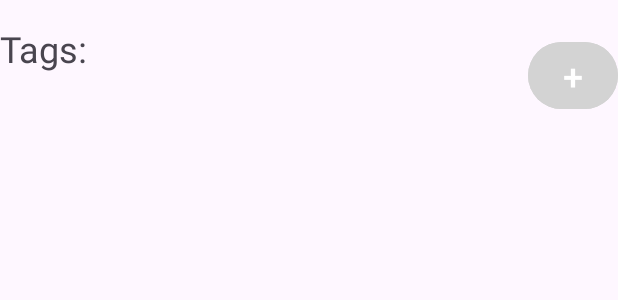
After one commit to hod25/Cellular-Project, an Android app: the layout fragment_tagslist.xml on its own in the app's theme, with its tools: preview values and no code run, on a phone screen of 412 x 824 dp. The commit adds this screen. Shown: the top 300 px of the screen. Run offline under Robolectric (Android 15) with nearby library versions, the phone set to English and light mode, and no system bars.

Commit message:
tag fragment

```diff
--- a/app/src/main/res/drawable/text_fields.xml
+++ b/app/src/main/res/drawable/text_fields.xml
@@ -1,5 +1,5 @@
 <?xml version="1.0" encoding="utf-8"?>
 <shape xmlns:android="http://schemas.android.com/apk/res/android">
-    <solid android:color="@color/green"/>
+    <solid android:color="@color/title"/>
     <corners android:radius="16dp"/>
 </shape>
--- a/app/src/main/res/layout/fragment_register.xml
+++ b/app/src/main/res/layout/fragment_register.xml
@@ -35,7 +35,7 @@
             android:shadowDy="4"
             android:shadowRadius="1.6"
             android:text="@string/register"
-            android:textColor="@color/title"
+            android:textColor="@color/green"
             android:textSize="48sp"
             android:textStyle="bold" />
         <LinearLayout
--- /dev/null
+++ b/app/src/main/res/layout/fragment_tagslist.xml
@@ -0,0 +1,73 @@
+<?xml version="1.0" encoding="utf-8"?>
+<androidx.constraintlayout.widget.ConstraintLayout xmlns:android="http://schemas.android.com/apk/res/android"
+    xmlns:app="http://schemas.android.com/apk/res-auto"
+    android:layout_width="match_parent"
+    android:layout_height="match_parent">
+
+    <androidx.constraintlayout.widget.ConstraintLayout
+        android:layout_width="match_parent"
+        android:layout_height="match_parent">
+
+        <TextView
+            android:id="@+id/tagsTitle"
+            android:layout_width="wrap_content"
+            android:layout_height="wrap_content"
+            android:layout_marginTop="16dp"
+            android:text="@string/tags"
+            android:textSize="24sp"
+            app:layout_constraintStart_toStartOf="parent"
+            app:layout_constraintTop_toTopOf="parent" />
+
+        <GridLayout
+            android:id="@+id/tagContainer"
+            android:layout_width="300dp"
+            android:layout_height="wrap_content"
+            android:layout_marginStart="64dp"
+            android:layout_marginTop="8dp"
+            android:columnCount="3"
+            android:foregroundGravity="top"
+            android:padding="8dp"
+            app:layout_constraintEnd_toEndOf="parent"
+            app:layout_constraintStart_toEndOf="@+id/tagsTitle"
+            app:layout_constraintTop_toTopOf="parent">
+
+
+        </GridLayout>
+
+
+
+        <LinearLayout
+            android:id="@+id/tagSelectionContainer"
+            app:layout_constraintBottom_toTopOf="@id/addTagButton"
+            app:layout_constraintEnd_toEndOf="parent"
+            app:layout_constraintStart_toStartOf="parent"
+            app:layout_constraintTop_toBottomOf="@id/tagContainer"
+            android:layout_width="match_parent"
+            android:layout_height="wrap_content"
+            android:layout_marginTop="8dp"
+            android:layout_marginBottom="16dp"
+            android:background="@android:color/white"
+            android:elevation="4dp"
+            android:orientation="vertical"
+            android:padding="16dp"
+            android:visibility="gone">
+
+            <androidx.recyclerview.widget.RecyclerView
+                android:id="@+id/tagSelectionRecyclerView"
+                android:layout_width="match_parent"
+                android:layout_height="wrap_content" />
+
+        </LinearLayout>
+
+        <Button
+            android:id="@+id/addTagButton"
+            android:layout_width="60dp"
+            android:layout_height="wrap_content"
+            android:backgroundTint="@color/light_gray"
+            android:text="@string/plus"
+            android:textSize="24sp"
+            app:layout_constraintEnd_toEndOf="parent"
+            app:layout_constraintTop_toBottomOf="@id/tagContainer" />
+
+    </androidx.constraintlayout.widget.ConstraintLayout>
+</androidx.constraintlayout.widget.ConstraintLayout>
--- a/app/src/main/res/layout/tag.xml
+++ b/app/src/main/res/layout/tag.xml
@@ -13,7 +13,7 @@
         android:shadowDx="4"
         android:shadowDy="4"
         android:shadowRadius="2"
-        android:text="Button"
+        android:text="@string/button"
         tools:layout_editor_absoluteX="17dp"
         tools:layout_editor_absoluteY="11dp" />
 </androidx.constraintlayout.widget.ConstraintLayout>
--- a/app/src/main/res/values/strings.xml
+++ b/app/src/main/res/values/strings.xml
@@ -24,4 +24,5 @@
     <string name="create_recipe">Create Recipe</string>
     <string name="food">food</string>
     <string name="bin">bin</string>
+    <string name="button">Button</string>
 </resources>
```
Also changed, not shown: app/src/main/java/com/example/myapplication/TagFragment.kt (added, +98 -0 lines), app/src/main/res/layout/fragment_createrecipe.xml (+11 -0 lines), app/src/main/res/layout/fragment_login.xml (+5 -5 lines).
